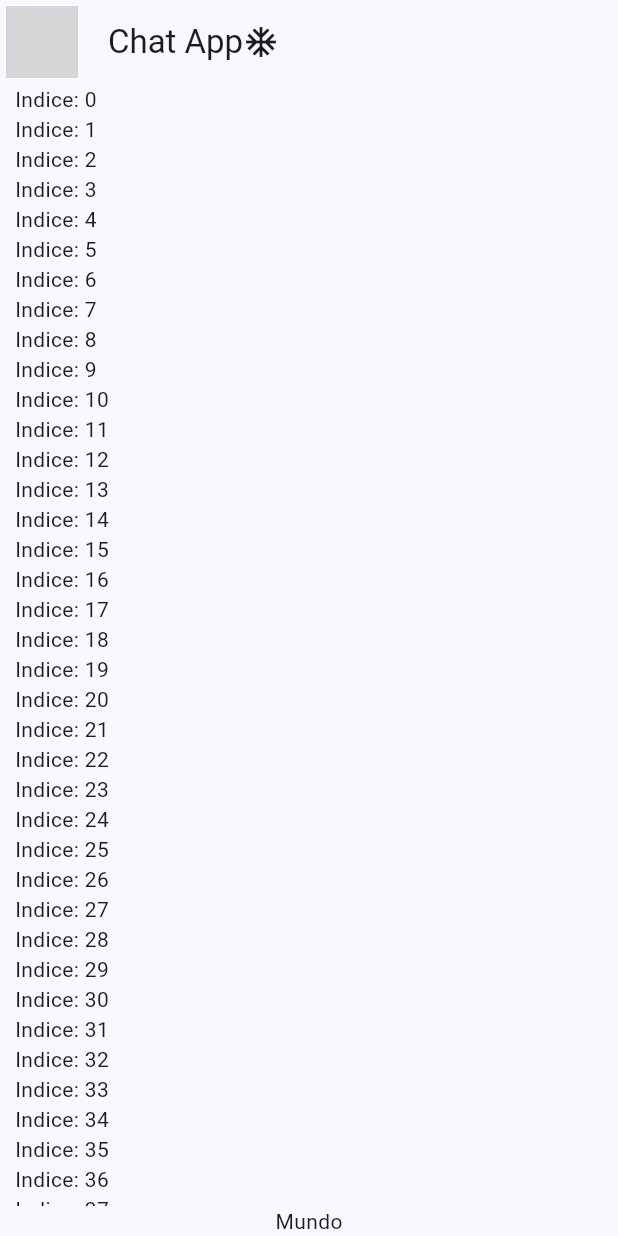
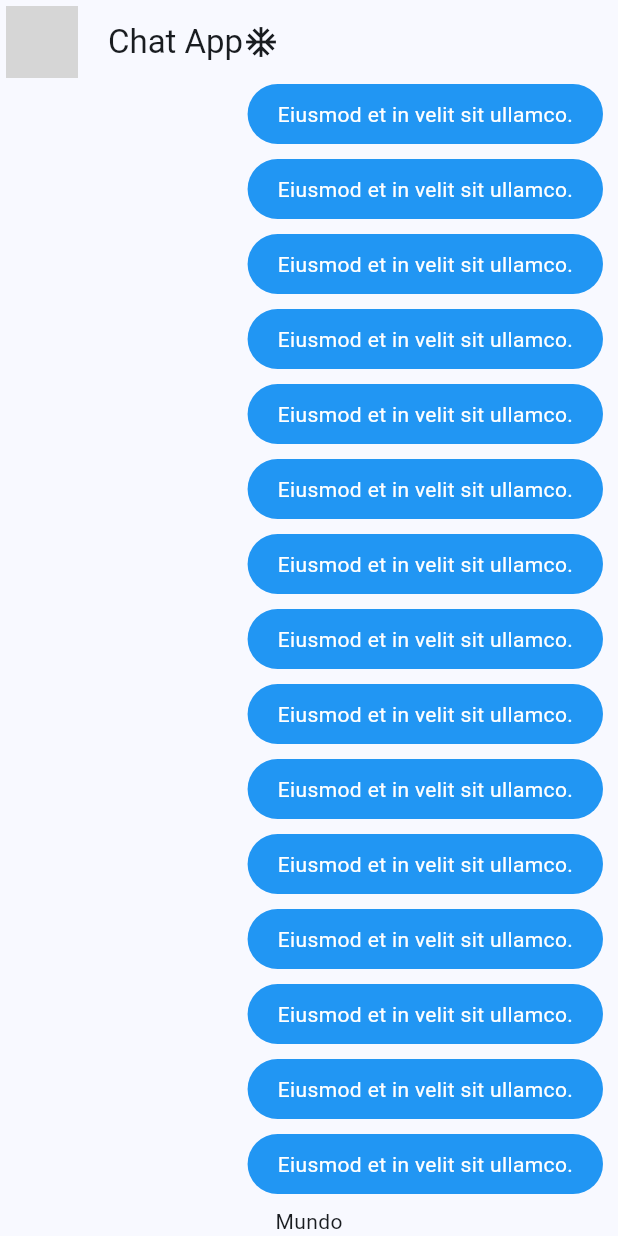
Before and after one commit to chemunoz/flutter-yes-no-app, a Flutter app: the screen it shows after launch, on a phone screen of 412 x 824 dp. Run offline on Flutter 3.47's test engine with Material 2 defaults, Android fonts, the phone set to English and light mode, and no system bars; network calls fail; grey boxes are pictures that could not be loaded.

Commit message:
feat: add, create and styled my_message widget

```diff
--- a/lib/presentation/screens/chat/chat_screen.dart
+++ b/lib/presentation/screens/chat/chat_screen.dart
@@ -1,4 +1,5 @@
 import 'package:flutter/material.dart';
+import 'package:yes_no_app/presentation/widgets/chat/my_message_bubble.dart';
 
 class ChatScreen extends StatelessWidget {
   const ChatScreen({super.key});
@@ -35,7 +36,7 @@ class _ChatView extends StatelessWidget {
                 child: ListView.builder(
               itemCount: 100,
               itemBuilder: (context, index) {
-                return Text('Indice: $index');
+                return const MyMessageBubble();
               },
             )),
             const Text('Mundo')
--- /dev/null
+++ b/lib/presentation/widgets/chat/my_message_bubble.dart
@@ -0,0 +1,26 @@
+import 'package:flutter/material.dart';
+
+class MyMessageBubble extends StatelessWidget {
+  const MyMessageBubble({super.key});
+
+  @override
+  Widget build(BuildContext context) {
+    return Column(
+      crossAxisAlignment: CrossAxisAlignment.end,
+      children: [
+        Container(
+          decoration: BoxDecoration(
+              color: Colors.blue, borderRadius: BorderRadius.circular(20)),
+          child: const Padding(
+            padding: EdgeInsets.symmetric(horizontal: 20, vertical: 10),
+            child: Text(
+              'Eiusmod et in velit sit ullamco.',
+              style: TextStyle(color: Colors.white),
+            ),
+          ),
+        ),
+        const SizedBox(height: 10),
+      ],
+    );
+  }
+}
```
